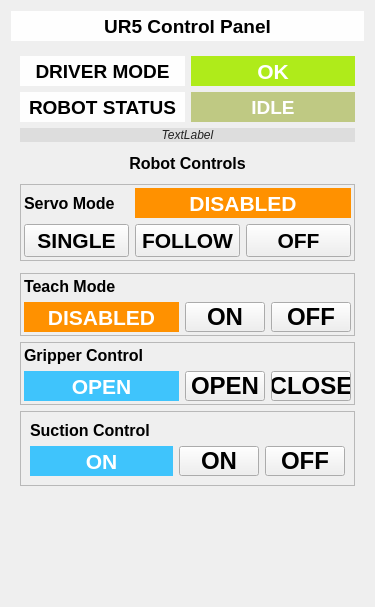
The window that simple_ur_driver/ui/ur_status.ui (futureneer/simple_ur) describes before a commit, drawn with Qt 5.
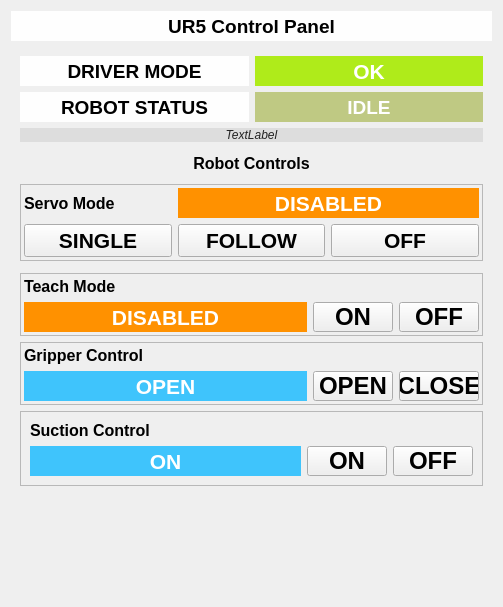
The same window after the commit.

The edit to the form file:
```diff
--- a/simple_ur_driver/ui/ur_status.ui
+++ b/simple_ur_driver/ui/ur_status.ui
@@ -6,7 +6,7 @@
    <rect>
     <x>0</x>
     <y>0</y>
-    <width>375</width>
+    <width>503</width>
     <height>607</height>
    </rect>
   </property>
```
